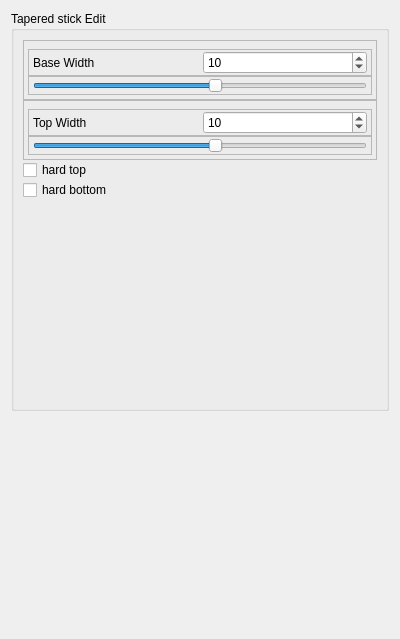
Above: ui/advancedtaperwidget.ui from MvRicciutelli/SAM-Stickman-Animation-Maker before the change. Below: the same form after it.
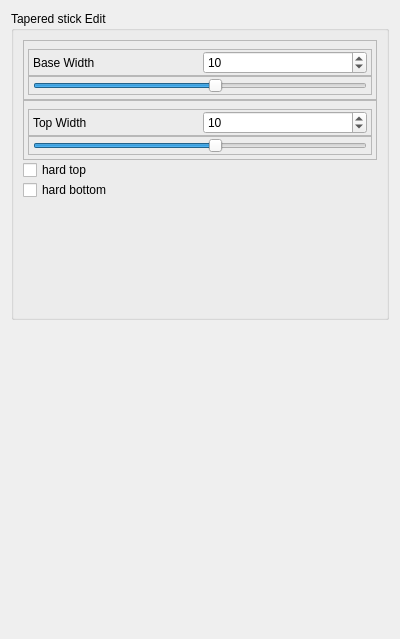
That is the form after the change.

Commit message: Shrink icon buttons through widget.ui; columns give way before the canvas

```diff
--- a/ui/advancedtaperwidget.ui
+++ b/ui/advancedtaperwidget.ui
@@ -25,12 +25,6 @@
        <verstretch>0</verstretch>
       </sizepolicy>
      </property>
-     <property name="minimumSize">
-      <size>
-       <width>100</width>
-       <height>400</height>
-      </size>
-     </property>
      <property name="maximumSize">
       <size>
        <width>16777215</width>
```
The commit also changes 5 other files.
